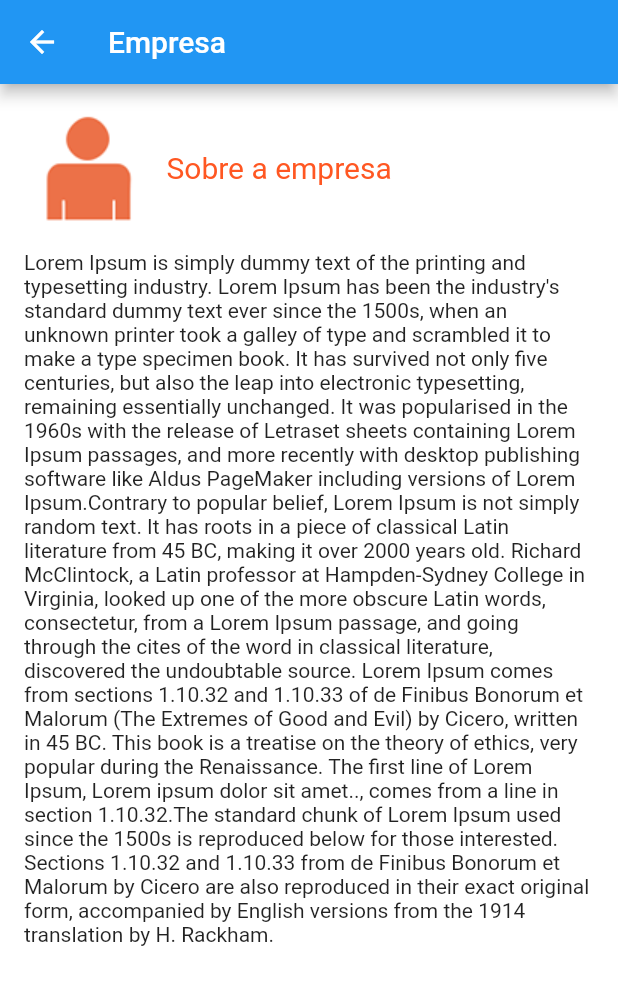
After one commit to wilsonraj-dev/atmConsultoria, a Flutter app: the TelaEmpresa screen opened directly, on a phone screen of 412 x 824 dp. The commit adds this screen. Shown: the top 985 px of the screen. Run offline on Flutter 3.47's test engine with Material 2 defaults, Android fonts, the phone set to English and light mode, and no system bars.

Commit message:
Criação das telas secundárias e finalização do projeto

```diff
--- a/atm_consultoria/lib/main.dart
+++ b/atm_consultoria/lib/main.dart
@@ -5,6 +5,7 @@ import 'home_page.dart';
 void main(){
   // ignore: prefer_const_constructors
   runApp(MaterialApp(
-    home: const Home()
+    home: const Home(),
+    debugShowCheckedModeBanner: false,
   ));
 }
--- /dev/null
+++ b/atm_consultoria/lib/tela_cliente.dart
@@ -0,0 +1,59 @@
+import 'package:flutter/material.dart';
+
+
+class TelaCliente extends StatefulWidget {
+  const TelaCliente({ Key? key }) : super(key: key);
+
+  @override
+  _TelaClienteState createState() => _TelaClienteState();
+}
+
+class _TelaClienteState extends State<TelaCliente> {
+  @override
+  Widget build(BuildContext context) {
+    return Scaffold(
+      backgroundColor: Colors.white,
+      appBar: AppBar(
+        title: const Text("Clientes"),
+      ),
+      body: SingleChildScrollView(
+        child: Container(
+          padding: const EdgeInsets.all(16),
+          child: Column(
+            crossAxisAlignment: CrossAxisAlignment.start,
+            children: <Widget>[
+              Row(
+                children: <Widget>[
+                  Image.asset("images/detalhe_cliente.png"),
+                  const Padding(
+                    padding: EdgeInsets.only(left: 10),
+                    child: Text(
+                      "Clientes",
+                      style: TextStyle(
+                        fontSize: 20,
+                      )
+                    ),
+                  )
+                ]
+              ),
+              Padding(
+                padding: const EdgeInsets.only(top: 16),
+                child: Image.asset("images/cliente1.png"),
+              ),
+              const Text(
+                    "Empresa de software"
+              ),
+              Padding(
+                padding: const EdgeInsets.only(top: 16),
+                child: Image.asset("images/cliente2.png"),
+              ),
+              const Text(
+                    "Empresa de auditoria"
+              ),
+            ],
+          )
+        ),
+      )
+    );
+  }
+}
--- /dev/null
+++ b/atm_consultoria/lib/tela_empresa.dart
@@ -0,0 +1,52 @@
+import 'package:flutter/material.dart';
+
+
+class TelaEmpresa extends StatefulWidget {
+  const TelaEmpresa({ Key? key }) : super(key: key);
+
+  @override
+  _TelaEmpresaState createState() => _TelaEmpresaState();
+}
+
+class _TelaEmpresaState extends State<TelaEmpresa> {
+  @override
+  Widget build(BuildContext context) {
+    return Scaffold(
+      backgroundColor: Colors.white,
+      appBar: AppBar(
+        title: const Text("Empresa"),
+      ),
+      body: SingleChildScrollView(
+        child: Container(
+          padding: const EdgeInsets.all(16),
+          child: Column(
+            children: <Widget>[
+              Row(
+                children: <Widget>[
+                  Image.asset("images/detalhe_empresa.png"),
+                  const Padding(
+                    padding: EdgeInsets.only(left: 10),
+                    child: Text(
+                      "Sobre a empresa",
+                      style: TextStyle(
+                        fontSize: 20,
+                        color: Colors.deepOrange
+                      )
+                    ),
+                  )
+                ]
+              ),
+              const Padding(
+                padding: EdgeInsets.only(top: 16),
+                child: Text(
+                  "Lorem Ipsum is simply dummy text of the printing and typesetting industry. Lorem Ipsum has been the industry's standard dummy text ever since the 1500s, when an unknown printer took a galley of type and scrambled it to make a type specimen book. It has survived not only five centuries, but also the leap into electronic typesetting, remaining essentially unchanged. It was popularised in the 1960s with the release of Letraset sheets containing Lorem Ipsum passages, and more recently with desktop publishing software like Aldus PageMaker including versions of Lorem Ipsum."
+                  "Contrary to popular belief, Lorem Ipsum is not simply random text. It has roots in a piece of classical Latin literature from 45 BC, making it over 2000 years old. Richard McClintock, a Latin professor at Hampden-Sydney College in Virginia, looked up one of the more obscure Latin words, consectetur, from a Lorem Ipsum passage, and going through the cites of the word in classical literature, discovered the undoubtable source. Lorem Ipsum comes from sections 1.10.32 and 1.10.33 of de Finibus Bonorum et Malorum (The Extremes of Good and Evil) by Cicero, written in 45 BC. This book is a treatise on the theory of ethics, very popular during the Renaissance. The first line of Lorem Ipsum, Lorem ipsum dolor sit amet.., comes from a line in section 1.10.32.The standard chunk of Lorem Ipsum used since the 1500s is reproduced below for those interested. Sections 1.10.32 and 1.10.33 from de Finibus Bonorum et Malorum by Cicero are also reproduced in their exact original form, accompanied by English versions from the 1914 translation by H. Rackham."
+                ),
+              )
+            ],
+          )
+        ),
+      )
+    );
+  }
+}
```
Also changed, not shown: atm_consultoria/lib/home_page.dart (+31 -3 lines), atm_consultoria/lib/tela_contato.dart (added, +62 -0 lines), atm_consultoria/lib/tela_servico.dart (added, +63 -0 lines).
